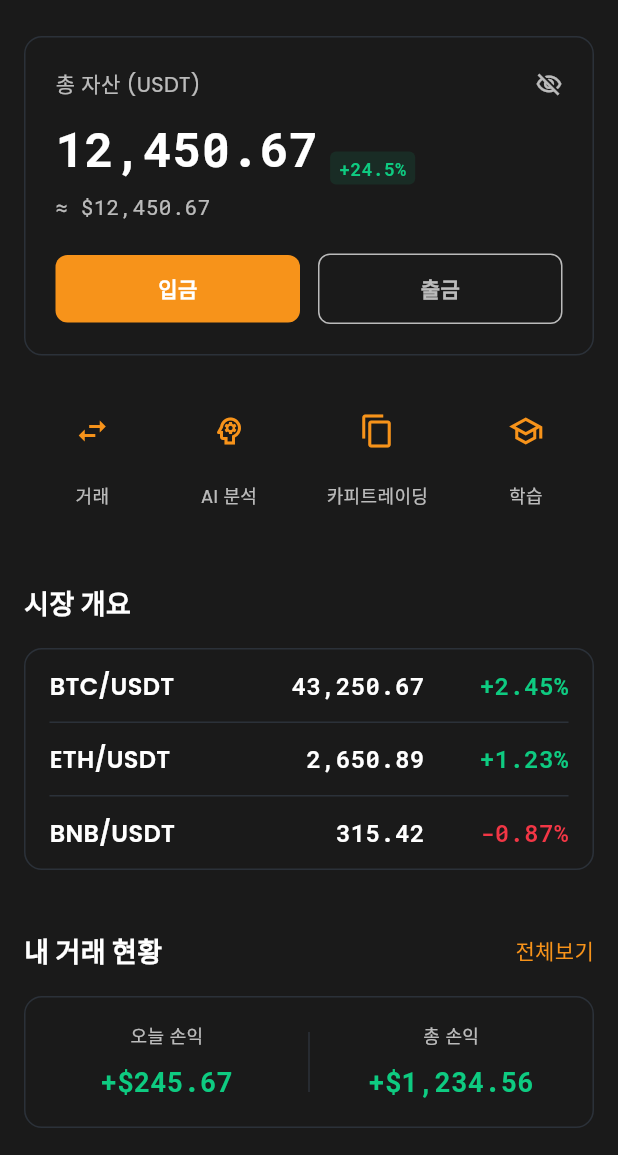
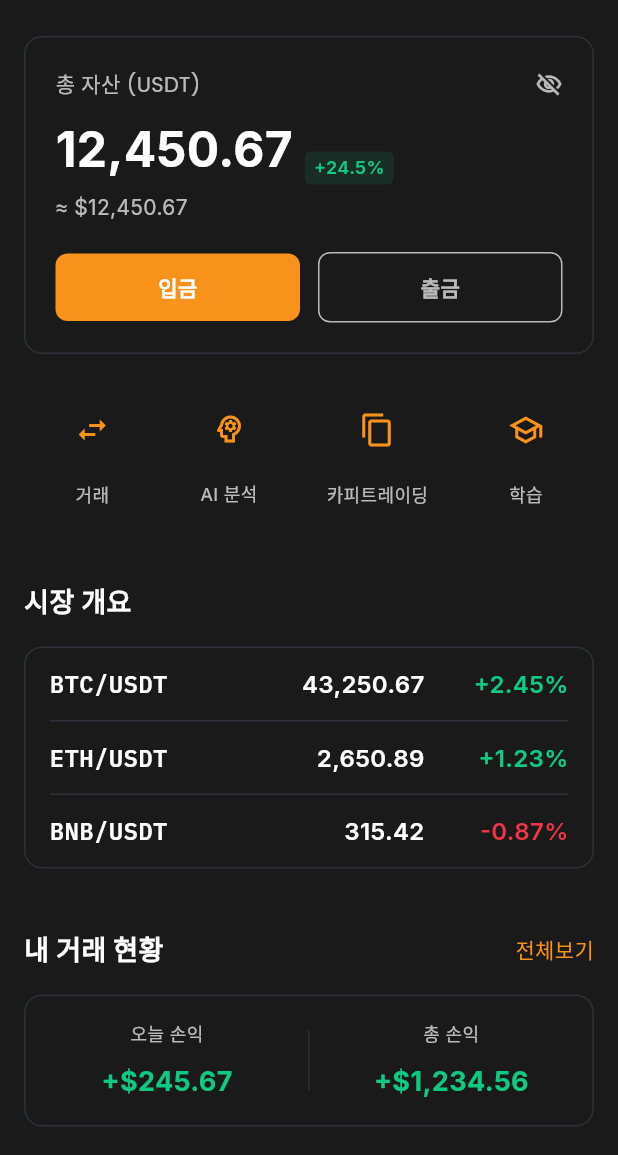
Before and after one commit to jack7141/Trade-up, a Flutter app: the screen it shows after launch, on a phone screen of 412 x 824 dp, the part 81-1236 px from its top. Run offline on Flutter 3.47's test engine with Material 3 defaults, Android fonts, the phone set to English and light mode, and no system bars; our stand-ins replace dio, flutter_riverpod, flutter_secure_storage, go_router, google_fonts.

```diff
--- a/lib/features/dashboard/view/dashboard_screen.dart
+++ b/lib/features/dashboard/view/dashboard_screen.dart
@@ -147,7 +147,7 @@ class _DashboardScreenState extends ConsumerState<DashboardScreen> {
               children: [
                 Text(
                   '12,450.67',
-                  style: GoogleFonts.robotoMono(
+                  style: GoogleFonts.inter(
                     color: colorScheme.onSurface,
                     fontSize: 32,
                     fontWeight: FontWeight.bold,
@@ -165,7 +165,7 @@ class _DashboardScreenState extends ConsumerState<DashboardScreen> {
                   ),
                   child: Text(
                     '+24.5%',
-                    style: GoogleFonts.robotoMono(
+                    style: GoogleFonts.inter(
                       color: AppTheme.positiveColor,
                       fontSize: 12,
                       fontWeight: FontWeight.w600,
@@ -177,7 +177,7 @@ class _DashboardScreenState extends ConsumerState<DashboardScreen> {
             const SizedBox(height: 4),
             Text(
               '≈ \$12,450.67',
-              style: GoogleFonts.robotoMono(
+              style: GoogleFonts.inter(
                 color: colorScheme.onSurface.withOpacity(0.7),
                 fontSize: 14,
               ),
@@ -230,7 +230,7 @@ class _DashboardScreenState extends ConsumerState<DashboardScreen> {
         children: [
           Text(
             title,
-            style: GoogleFonts.poppins(
+            style: GoogleFonts.inter(
               color: colorScheme.onSurface,
               fontSize: 18,
               fontWeight: FontWeight.bold,
@@ -241,7 +241,7 @@ class _DashboardScreenState extends ConsumerState<DashboardScreen> {
               onTap: onActionTap,
               child: Text(
                 actionText,
-                style: GoogleFonts.poppins(
+                style: GoogleFonts.inter(
                   color: colorScheme.primary,
                   fontSize: 14,
                 ),
@@ -365,7 +365,7 @@ class _DashboardScreenState extends ConsumerState<DashboardScreen> {
       child: Center(
         child: Text(
           text,
-          style: GoogleFonts.poppins(
+          style: GoogleFonts.inter(
             color: isPrimary
                 ? colorScheme.onPrimary
                 : colorScheme.onSurface.withOpacity(0.7),
@@ -415,7 +415,7 @@ class _QuickAccessItem extends StatelessWidget {
         const SizedBox(height: 8),
         Text(
           label,
-          style: GoogleFonts.poppins(
+          style: GoogleFonts.inter(
             color: colorScheme.onSurface.withOpacity(0.7),
             fontSize: 12,
           ),
@@ -451,7 +451,7 @@ class _MarketItem extends StatelessWidget {
         children: [
           Text(
             symbol,
-            style: GoogleFonts.poppins(
+            style: GoogleFonts.ibmPlexMono(
               color: colorScheme.onSurface,
               fontSize: 16,
               fontWeight: FontWeight.w600,
@@ -460,7 +460,7 @@ class _MarketItem extends StatelessWidget {
           const Spacer(),
           Text(
             price,
-            style: GoogleFonts.robotoMono(
+            style: GoogleFonts.inter(
               color: colorScheme.onSurface,
               fontSize: 16,
               fontWeight: FontWeight.w600,
@@ -472,7 +472,7 @@ class _MarketItem extends StatelessWidget {
             alignment: Alignment.centerRight,
             child: Text(
               change,
-              style: GoogleFonts.robotoMono(
+              style: GoogleFonts.inter(
                 color: color,
                 fontSize: 16,
                 fontWeight: FontWeight.w600,
@@ -506,7 +506,7 @@ class _StatsItem extends StatelessWidget {
       children: [
         Text(
           title,
-          style: GoogleFonts.poppins(
+          style: GoogleFonts.inter(
             color: colorScheme.onSurface.withOpacity(0.7),
             fontSize: 12,
           ),
@@ -514,7 +514,7 @@ class _StatsItem extends StatelessWidget {
         const SizedBox(height: 8),
         Text(
           value,
-          style: GoogleFonts.robotoMono(
+          style: GoogleFonts.inter(
             color: color,
             fontSize: 18,
             fontWeight: FontWeight.bold,
```
